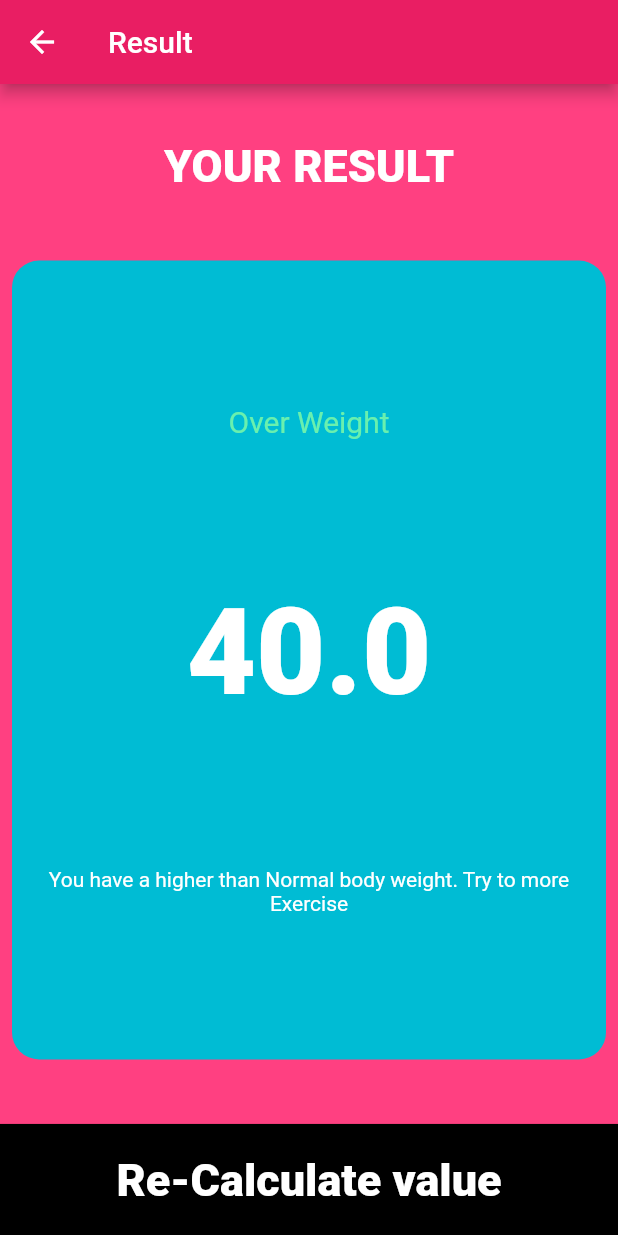
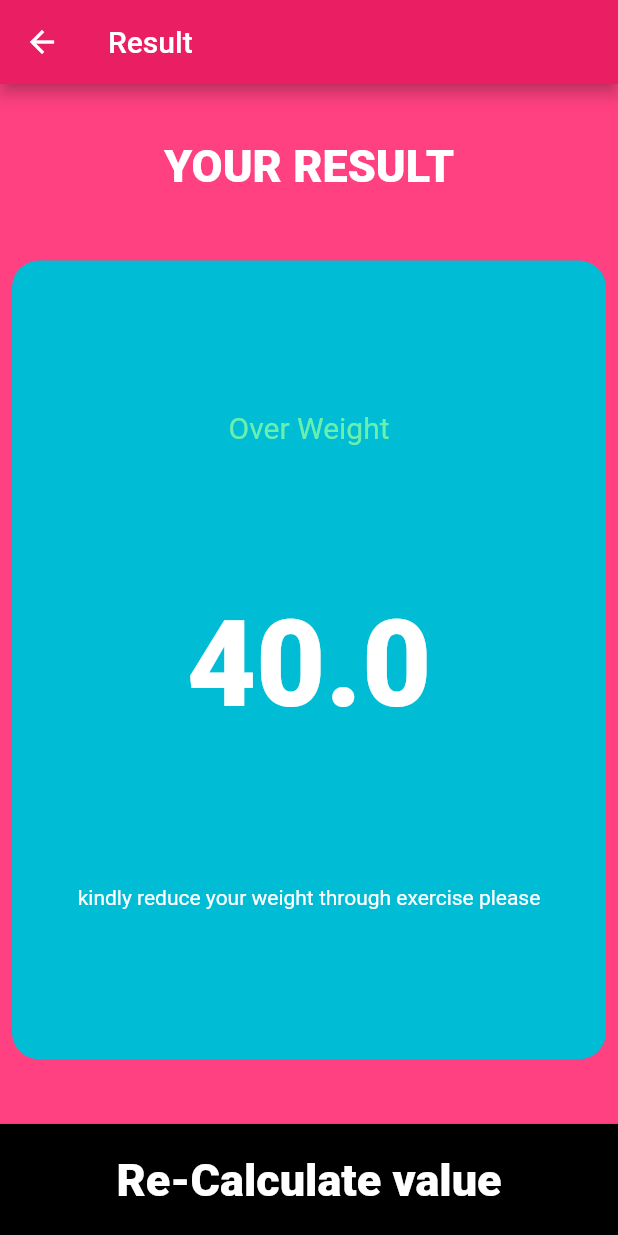
Before and after one commit to nayabnaveed046/BMI_Update, a Flutter app: the screen it shows after launch, after a tap on "Calculate", on a phone screen of 412 x 824 dp. Run offline on Flutter 3.47's test engine with Material 2 defaults, Android fonts, the phone set to English and light mode, and no system bars; our stand-ins replace flutter_spinkit, font_awesome_flutter.

```diff
--- a/lib/calculation.dart
+++ b/lib/calculation.dart
@@ -25,11 +25,11 @@ class Calculation {
 
   String get_suggestion() {
     if (_result >= 25) {
-      return 'You have a higher than Normal body weight. Try to more Exercise';
+      return 'kindly reduce your weight through exercise please ';
     } else if (_result > 18 && _result < 25) {
-      return 'You hve a Normal Body Weight. Good Job';
+      return 'Your weight is perfect.That is Good';
     } else {
-      return 'You have a lower than Normal body weight. You need to eat bit more and then you are healthy';
+      return 'Your weight is low kindly pay some attention on your food and gain some weight';
     }
   }
 }
```
